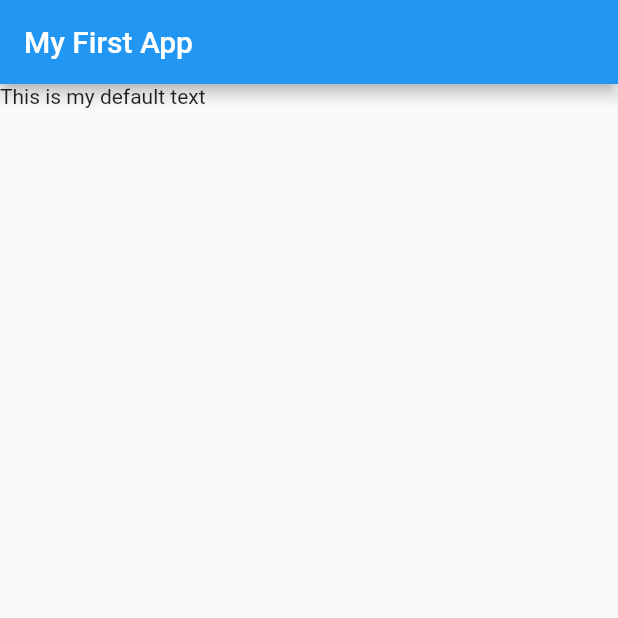
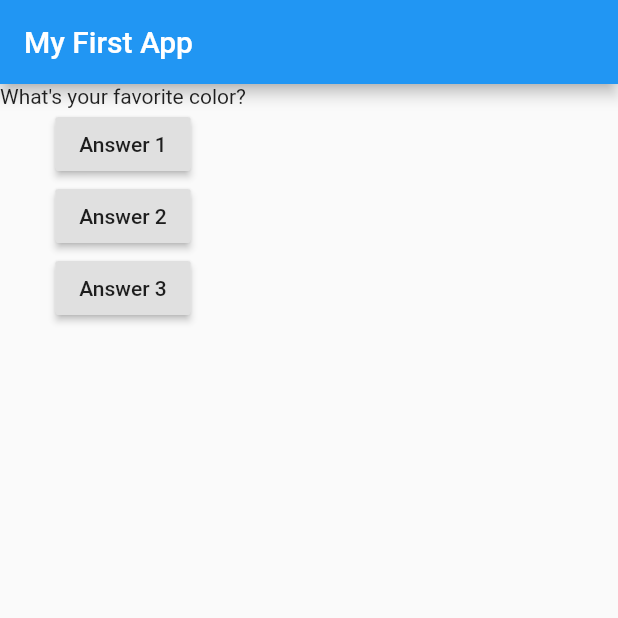
Before and after one commit to darshangit/flutter-app-1, a Flutter app: the screen it shows after launch, on a phone screen of 412 x 824 dp, the top half of it. Run offline on Flutter 3.47's test engine with Material 2 defaults, Android fonts, the phone set to English and light mode, and no system bars.

Commit message:
Converting to statefulWidget

```diff
--- a/lib/main.dart
+++ b/lib/main.dart
@@ -2,15 +2,51 @@ import 'package:flutter/material.dart';
 
 void main() => runApp(MyApp()); // can use when we have only 1 expression
 
-class MyApp extends StatelessWidget {
+class MyApp extends StatefulWidget {
+  @override
+  State<StatefulWidget> createState() {
+    return MyAppState();
+  }
+}
+
+class MyAppState extends State<MyApp> {
+  var questionIndex = 0;
+
+  void answerQuestion() {
+    setState(() {
+      questionIndex = questionIndex + 1;
+    });
+  }
+
   @override
   Widget build(BuildContext context) {
+    var questions = [
+      'What\'s your favorite color?',
+      'What\'s your favourite animal'
+    ];
+
     return MaterialApp(
       home: Scaffold(
         appBar: AppBar(
           title: Text('My First App'),
         ),
-        body: Text('This is my default text'),
+        body: Column(children: <Widget>[
+          Text(questions[questionIndex]),
+          RaisedButton(
+            child: Text('Answer 1'),
+            onPressed: answerQuestion,
+          ),
+          RaisedButton(
+            child: Text('Answer 2'),
+            onPressed: () => print('Answer Chose 2'),
+          ),
+          RaisedButton(
+            child: Text('Answer 3'),
+            onPressed: () {
+              print('Answer 3 chosen');
+            },
+          )
+        ]),
       ),
     );
   }
```
